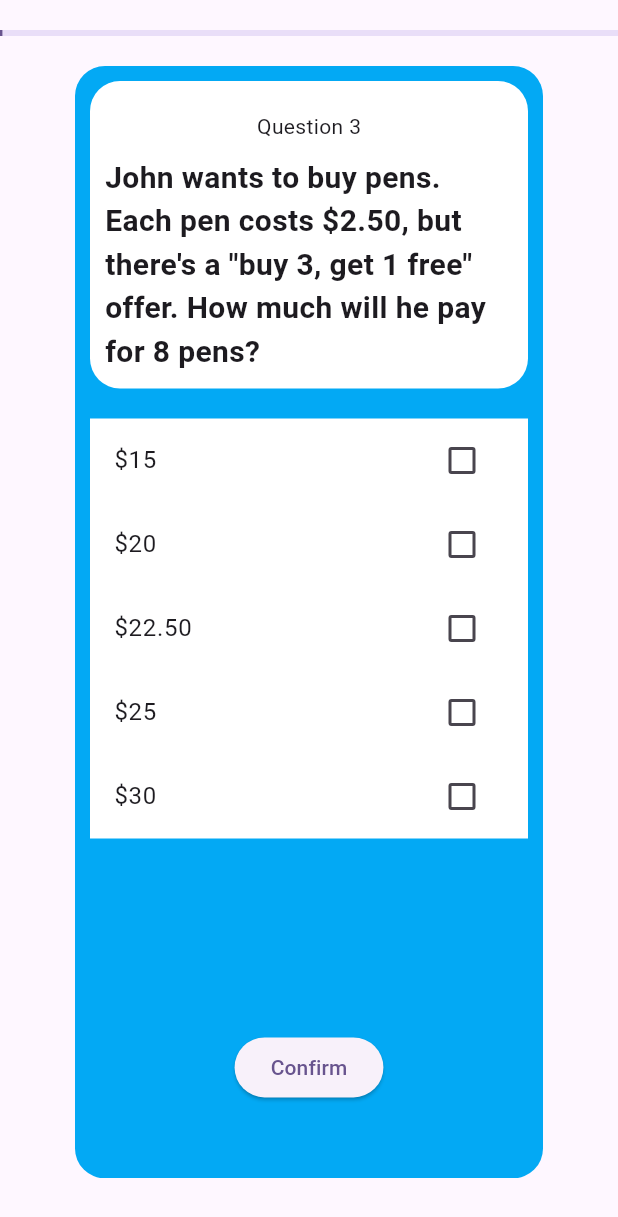
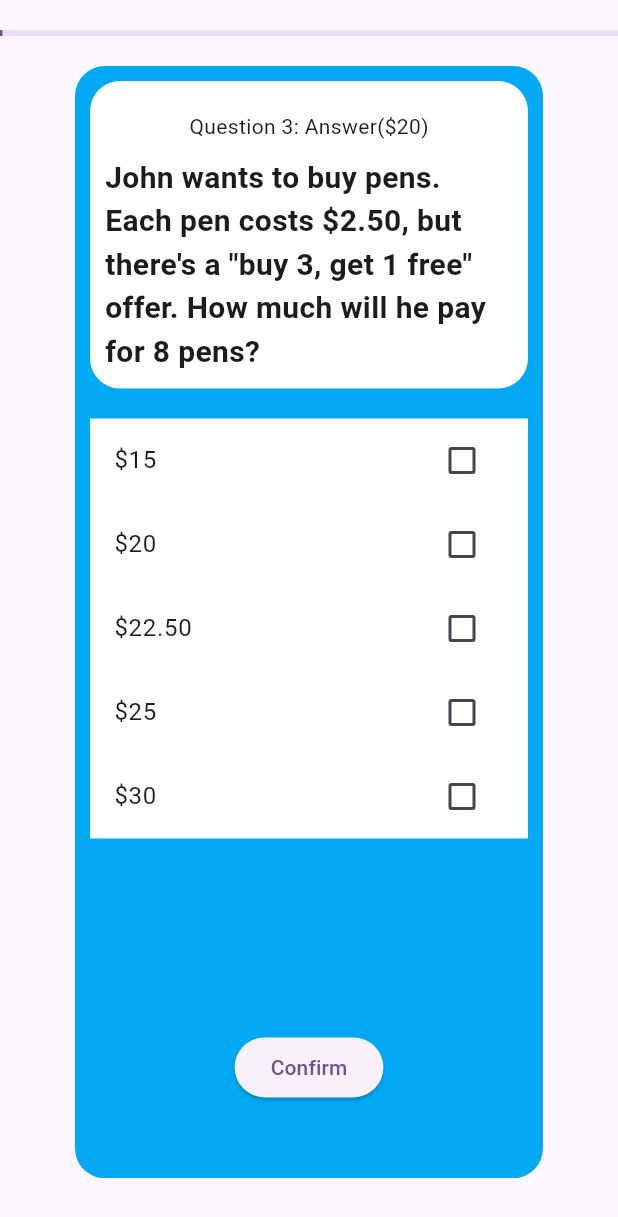
Before and after one commit to joel-wa/joel-wa.github.io, a Flutter app: the QuizScreen screen opened directly with empty values, swiped to page 3, on a phone screen of 412 x 824 dp. Shown: the top 1217 px of the screen. Run offline on Flutter 3.47's test engine with Material 3 defaults, Android fonts, the phone set to English and light mode, and no system bars; our stand-ins replace firebase_core; accounts and stored records are empty; statements that could not run were skipped.

Commit message:
show answers beside question

```diff
--- a/ccat_sim/lib/widgets/questionCard.dart
+++ b/ccat_sim/lib/widgets/questionCard.dart
@@ -53,7 +53,8 @@ class _QuestionCardState extends State<QuestionCard> {
                 child: Column(
                   children: [
                     const SizedBox(height: 10),
-                    Text('Question ${questionNumber + 1}'),
+                    Text(
+                        'Question ${questionNumber + 1}: Answer(${question.answer})'),
                     const SizedBox(height: 10),
                     Text(
                       question.question,
```
